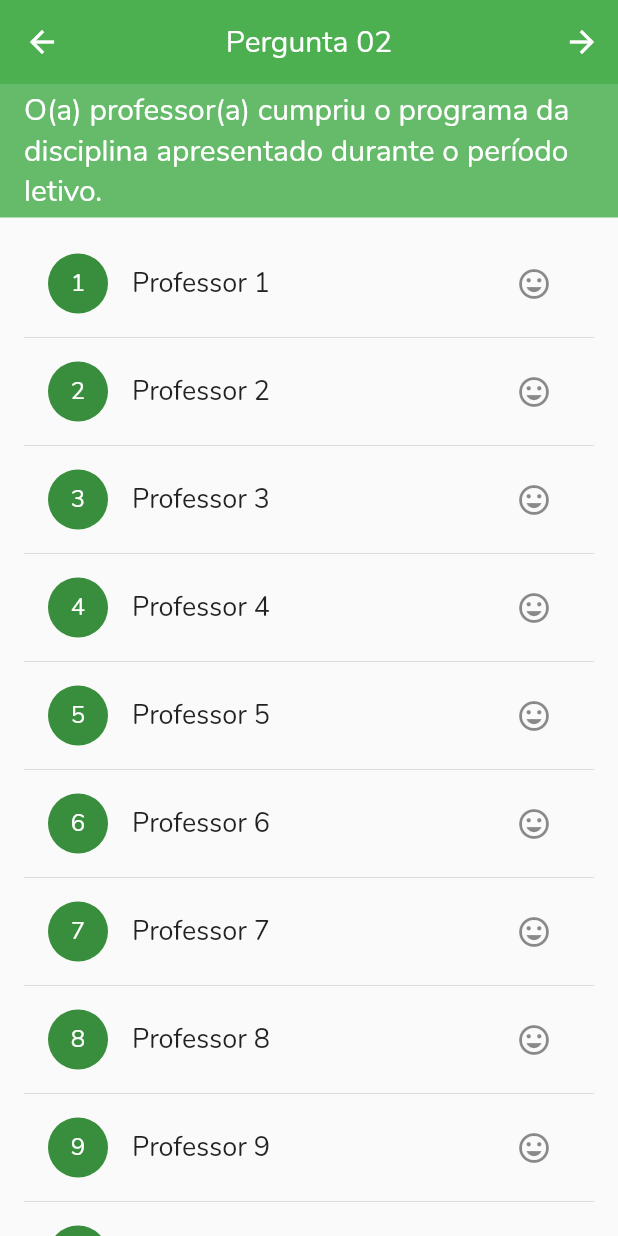
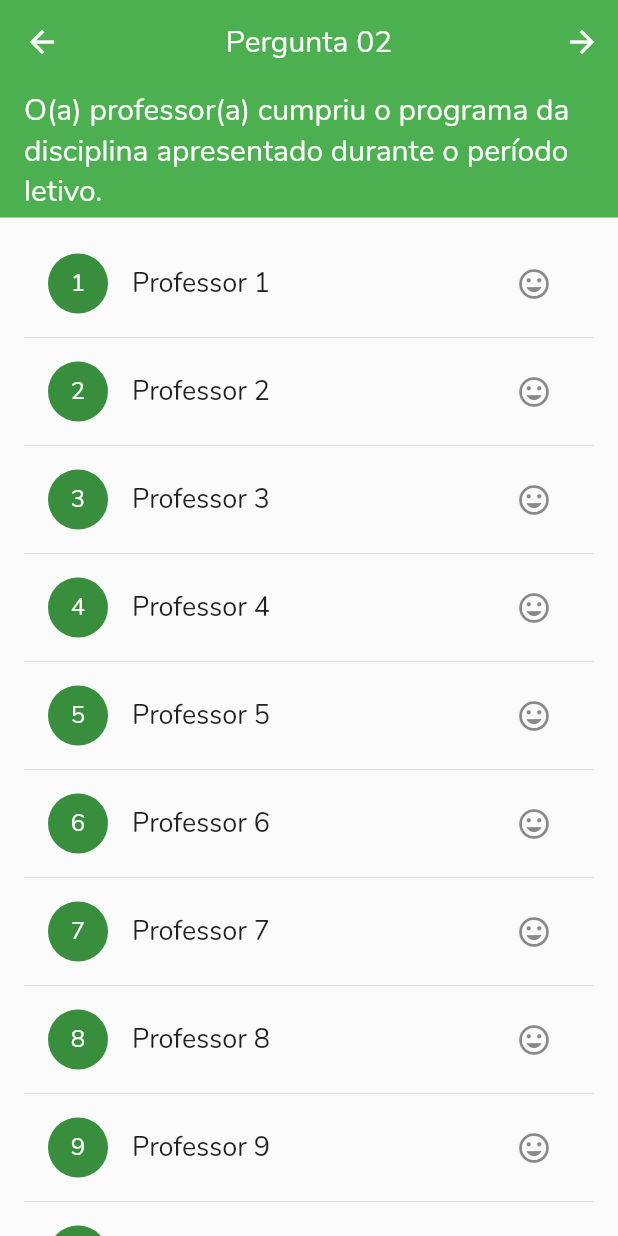
Before and after one commit to Hellyson-Ferreira/app_avaliacao_ifma, a Flutter app: the Pergunta1 screen opened by its route, after a tap on the "arrow forward" icon, on a phone screen of 412 x 824 dp. Run offline on Flutter 3.47's test engine with Material 2 defaults, Android fonts, the phone set to English and light mode, and no system bars; our stand-ins replace flutter_local_notifications, pie_chart, splashscreen, webview_flutter.

Commit message:
Mudança de cores no app

```diff
--- a/lib/homeAluno/home_aluno.dart
+++ b/lib/homeAluno/home_aluno.dart
@@ -86,7 +86,7 @@ class _HomeAlunoState extends State<HomeAluno> {
         ],
 
         currentIndex: _selectedIndex,
-        selectedItemColor: Colors.green[400],
+        selectedItemColor: Colors.green[500],
         showUnselectedLabels: false,
         onTap: _onItemTapped,
       ),
--- a/lib/homeAluno/perguntas/pergunta1.dart
+++ b/lib/homeAluno/perguntas/pergunta1.dart
@@ -14,6 +14,7 @@ class _Pergunta1State extends State<Pergunta1> {
       appBar: AppBar(
         elevation: 0,
         centerTitle: true,
+
         leading: IconButton(
             tooltip: 'Voltar',
             icon: const Icon(Icons.arrow_back),
@@ -21,6 +22,7 @@ class _Pergunta1State extends State<Pergunta1> {
               Navigator.pop(context);
             },
           ),
+
         actions: <Widget>[
           IconButton(
               icon: const Icon(Icons.arrow_forward),
@@ -42,7 +44,7 @@ class _Pergunta1State extends State<Pergunta1> {
             children: <Widget>[
               Container(
                 width: MediaQuery.of(context).size.width,
-                color: Colors.green[400],
+                color: Colors.green,
                 child: ListTile(
                   title: Center(
                   child: Text(
@@ -59,12 +61,9 @@ class _Pergunta1State extends State<Pergunta1> {
               child: Professores()
             ),
             ],
-
           ),
         ),
     );
-
-
   }
 }
 class Professores extends StatelessWidget {
--- a/lib/homeAluno/perguntas/pergunta10.dart
+++ b/lib/homeAluno/perguntas/pergunta10.dart
@@ -40,7 +40,7 @@ class _Pergunta10State extends State<Pergunta10> {
             children: <Widget>[
               Container(
                 width: double.infinity,
-                color: Colors.green[400],
+                color: Colors.green[500],
                 child: ListTile(
                   title: Center(
                   child: Text(
--- a/lib/homeAluno/perguntas/pergunta11.dart
+++ b/lib/homeAluno/perguntas/pergunta11.dart
@@ -40,7 +40,7 @@ class _Pergunta11State extends State<Pergunta11> {
             children: <Widget>[
               Container(
                 width: double.infinity,
-                color: Colors.green[400],
+                color: Colors.green[500],
                 child: ListTile(
                   title: Center(
                   child: Text(
--- a/lib/homeAluno/perguntas/pergunta12.dart
+++ b/lib/homeAluno/perguntas/pergunta12.dart
@@ -40,7 +40,7 @@ class _Pergunta12State extends State<Pergunta12> {
             children: <Widget>[
               Container(
                 width: double.infinity,
-                color: Colors.green[400],
+                color: Colors.green,
                 child: ListTile(
                   title: Center(
                   child: Text(
--- a/lib/homeAluno/perguntas/pergunta13.dart
+++ b/lib/homeAluno/perguntas/pergunta13.dart
@@ -39,7 +39,7 @@ class _Pergunta13State extends State<Pergunta13> {
           child: Column(
             children: <Widget>[
               Container(
-                color: Colors.green[400],
+                color: Colors.green,
                 width: double.infinity,
                 child: ListTile(
                   title: Center(
--- a/lib/homeAluno/perguntas/pergunta14.dart
+++ b/lib/homeAluno/perguntas/pergunta14.dart
@@ -44,7 +44,7 @@ class _Pergunta14State extends State<Pergunta14> {
 
               Container(
                 width: double.infinity,
-                color: Colors.green[400],
+                color: Colors.green,
                 child: ListTile(
                   title: Center(
                   child: Text(
--- a/lib/homeAluno/perguntas/pergunta2.dart
+++ b/lib/homeAluno/perguntas/pergunta2.dart
@@ -42,7 +42,7 @@ class _Pergunta2State extends State<Pergunta2> {
             children: <Widget>[
               Container(
                 width: MediaQuery.of(context).size.width,
-                color: Colors.green[400],
+                color: Colors.green[500],
                 child: ListTile(
                   title: Center(
                   child: Text(
--- a/lib/homeAluno/perguntas/pergunta3.dart
+++ b/lib/homeAluno/perguntas/pergunta3.dart
@@ -37,7 +37,7 @@ class _Pergunta3State extends State<Pergunta3> {
           child: Column(
             children: <Widget>[
               Container(
-                color: Colors.green[400],
+                color: Colors.green[500],
                 width: MediaQuery.of(context).size.width,
                 // color: Colors.black,
                 child: ListTile(
--- a/lib/homeAluno/perguntas/pergunta4.dart
+++ b/lib/homeAluno/perguntas/pergunta4.dart
@@ -39,7 +39,7 @@ class _Pergunta4State extends State<Pergunta4> {
           child: Column(
             children: <Widget>[
               Container(
-                color: Colors.green[400],
+                color: Colors.green[500],
                 width: double.infinity,
                 child: ListTile(
                   title: Center(
--- a/lib/homeAluno/perguntas/pergunta5.dart
+++ b/lib/homeAluno/perguntas/pergunta5.dart
@@ -44,7 +44,7 @@ class _Pergunta5State extends State<Pergunta5> {
               Container(
                 width: double.infinity,
 
-                color: Colors.green[400],
+                color: Colors.green[500],
 
                 child: ListTile(
                   title: Center(
--- a/lib/homeAluno/perguntas/pergunta6.dart
+++ b/lib/homeAluno/perguntas/pergunta6.dart
@@ -41,7 +41,7 @@ class _Pergunta6State extends State<Pergunta6> {
             children: <Widget>[
               Container(
                 width: double.infinity,
-                color: Colors.green[400],
+                color: Colors.green[500],
                 child: ListTile(
                   title: Center(
                   child: Text(
--- a/lib/homeAluno/perguntas/pergunta7.dart
+++ b/lib/homeAluno/perguntas/pergunta7.dart
@@ -42,7 +42,7 @@ class _Pergunta7State extends State<Pergunta7> {
             children: <Widget>[
               Container(
                 width: double.infinity,
-                color: Colors.green[400],
+                color: Colors.green[500],
                 child: ListTile(
                   title: Center(
                   child: Text(
--- a/lib/homeAluno/perguntas/pergunta8.dart
+++ b/lib/homeAluno/perguntas/pergunta8.dart
@@ -41,7 +41,7 @@ class _Pergunta8State extends State<Pergunta8> {
             children: <Widget>[
               Container(
                 width: double.infinity,
-                color: Colors.green[400],
+                color: Colors.green,
                 child: ListTile(
                   title: Center(
                   child: Text(
--- a/lib/homeAluno/perguntas/pergunta9.dart
+++ b/lib/homeAluno/perguntas/pergunta9.dart
@@ -41,7 +41,7 @@ class _Pergunta9State extends State<Pergunta9> {
             children: <Widget>[
               Container(
                 width: double.infinity,
-                color: Colors.green[400],
+                color: Colors.green[500],
                 child: ListTile(
                   title: Center(
                   child: Text(
--- a/lib/tela_boas_vindas.dart/boas_vindas.dart
+++ b/lib/tela_boas_vindas.dart/boas_vindas.dart
@@ -45,7 +45,7 @@ class BoasVindasAluno extends StatelessWidget {
       alignment: Alignment.bottomRight,
       width: MediaQuery.of(context).size.width,
       padding: EdgeInsets.all(28.0),
-      color: Colors.green[400],
+      color: Colors.green[500],
       child: ListView(
         children: <Widget>[
           welcome,
```
